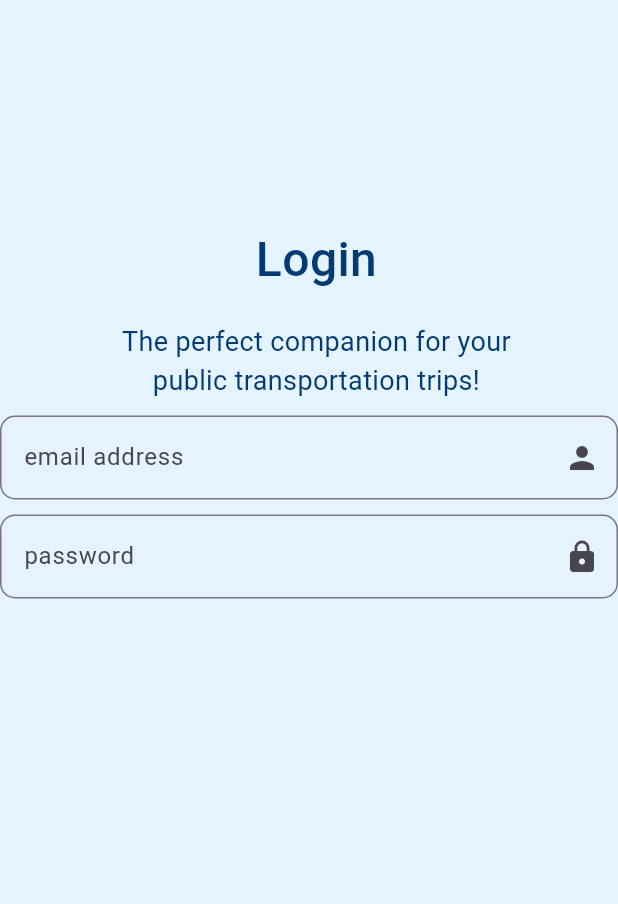
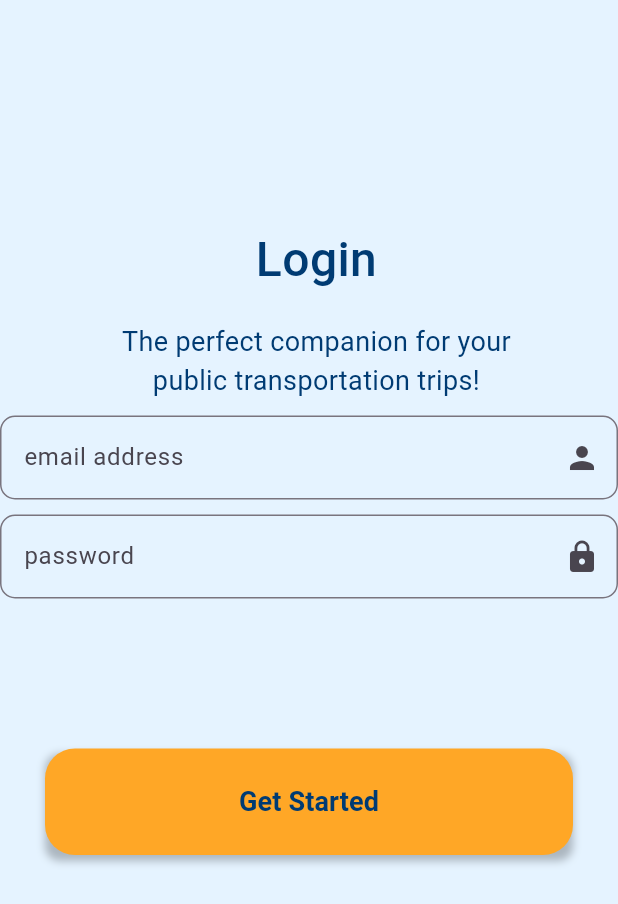
Before and after one commit to void018/path, a Flutter app: the screen it shows after launch, on a phone screen of 412 x 824 dp. Shown: the top 904 px of the screen. Run offline on Flutter 3.47's test engine with Material 3 defaults, Android fonts, the phone set to English and light mode, and no system bars; our stand-ins replace flutter_map, latlong2, location; missing offline and left inert: flutter_map_location_marker; Roboto replaces fonts that are missing (inter).

Commit message:
initial layout 2

```diff
--- a/lib/screens/sign_in_screen.dart
+++ b/lib/screens/sign_in_screen.dart
@@ -117,6 +117,53 @@ password text field
               ),
             ),
           ),
+/*
+
+
+Button with dropshadow
+
+
+*/
+          Padding(
+            padding: const EdgeInsets.fromLTRB(
+                30, 100, 30, 0), // Reduce horizontal padding
+            child: SizedBox(
+              width: double.infinity, // Stretch to fill available width
+              height: 71,
+              child: Container(
+                decoration: BoxDecoration(
+                  boxShadow: [
+                    BoxShadow(
+                      color: Colors.black.withOpacity(0.25),
+                      spreadRadius: 0,
+                      blurRadius: 4,
+                      offset: Offset(0, 4),
+                    ),
+                  ],
+                  borderRadius: BorderRadius.circular(10),
+                ),
+                child: ElevatedButton(
+                  style: ElevatedButton.styleFrom(
+                    backgroundColor: Color.fromARGB(255, 255, 167, 38),
+                    shape: RoundedRectangleBorder(
+                      borderRadius: BorderRadius.circular(20),
+                    ),
+                    elevation: 0, // Remove default shadow
+                  ),
+                  onPressed: () {},
+                  child: const Text(
+                    'Get Started',
+                    style: TextStyle(
+                      color: Color.fromARGB(255, 0, 59, 115),
+                      fontSize: 18,
+                      fontFamily: 'inter',
+                      fontWeight: FontWeight.w600,
+                    ),
+                  ),
+                ),
+              ),
+            ),
+          ),
         ],
       ),
     );
```
